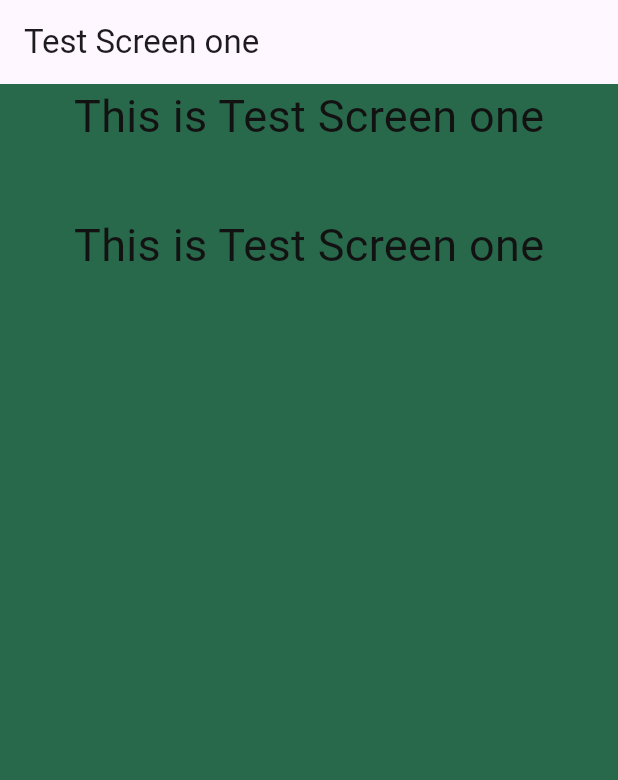
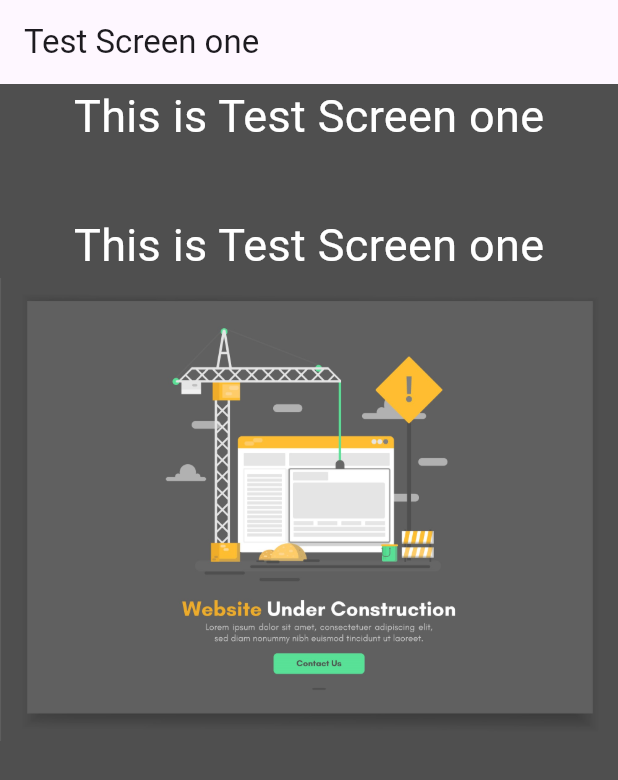
Before and after one commit to Siamoo/znoona_game_app, a Flutter app: the screen it shows after launch, on a phone screen of 412 x 824 dp. Shown: the top 780 px of the screen. Run offline on Flutter 3.47's test engine with Material 3 defaults, Android fonts, the phone set to English and light mode, and no system bars; our stand-ins replace connectivity_plus, flutter_dotenv, flutter_screenutil, google_fonts; Roboto replaces fonts that are missing (Beiruti).

Commit message:
Add dark & light images using ThemeExtension

```diff
--- a/lib/core/common/screens/page_under_build_screen.dart
+++ b/lib/core/common/screens/page_under_build_screen.dart
@@ -12,7 +12,7 @@ class PageUnderBuildScreen extends StatelessWidget {
         constraints: const BoxConstraints.expand(),
         decoration: const BoxDecoration(
           image: DecorationImage(
-            image: AssetImage(AppImages.pageUnderBuild),
+            image: AssetImage(AppImages.darkUnderBuild),
             fit: BoxFit.fill,
           ),
         ),
--- a/lib/core/helpers/app_colors.dart
+++ b/lib/core/helpers/znoona_colors.dart
@@ -1,7 +1,7 @@
 import 'package:flutter/material.dart';
 import 'package:znoona_game_app/core/style/theme/color_extension.dart';
 
-class AppColors {
+class ZnoonaColors {
   static MyColors of(BuildContext context) {
     return Theme.of(context).extension<MyColors>()!;
   }
--- /dev/null
+++ b/lib/core/helpers/znoona_images.dart
@@ -0,0 +1,13 @@
+import 'package:flutter/material.dart';
+import 'package:znoona_game_app/core/style/theme/image_extension.dart';
+
+class ZnoonaImages {
+  static MyImages of(BuildContext context) {
+    return Theme.of(context).extension<MyImages>()!;
+  }
+
+  static String underBuild(BuildContext context) {
+    return of(context).underBuildImage;
+  }
+
+}
--- a/lib/core/style/colors/dark_colors.dart
+++ b/lib/core/style/colors/dark_colors.dart
@@ -1,6 +1,6 @@
 import 'dart:ui';
 
 class DarkColors {
-  static const Color primaryColor = Color(0xFF121212);
-  static const Color secondaryColor = Color.fromARGB(255, 41, 105, 75);
+  static const Color primaryColor = Color(0xFFFFFFFF);
+  static const Color secondaryColor = Color(0xFF4F4F4F);
 }
--- a/lib/core/style/colors/light_colors.dart
+++ b/lib/core/style/colors/light_colors.dart
@@ -1,6 +1,6 @@
 import 'dart:ui';
 
 class LightColors {
-  static const Color primaryColor = Color(0xFFE6E6E6);
-  static const Color secondaryColor = Color.fromARGB(255, 172, 225, 207);
+  static const Color primaryColor = Color(0xFF0D0D0D);
+  static const Color secondaryColor = Color(0xFFFBFCFF);
 }
--- a/lib/core/style/images/app_images.dart
+++ b/lib/core/style/images/app_images.dart
@@ -1,4 +1,5 @@
 class AppImages {
   static const String noNetwork = 'assets/images/core/no_network.jpg';
-  static const String pageUnderBuild = 'assets/images/core/under_build.jpg';
+  static const String darkUnderBuild = 'assets/images/core/dark_under_build.jpg';
+  static const String lightUnderBuild = 'assets/images/core/light_under_build.jpg';
 }
--- a/lib/core/style/theme/app_theme.dart
+++ b/lib/core/style/theme/app_theme.dart
@@ -3,13 +3,14 @@ import 'package:google_fonts/google_fonts.dart';
 import 'package:znoona_game_app/core/style/colors/dark_colors.dart';
 import 'package:znoona_game_app/core/style/colors/light_colors.dart';
 import 'package:znoona_game_app/core/style/theme/color_extension.dart';
+import 'package:znoona_game_app/core/style/theme/image_extension.dart';
 
 ThemeData darkTheme() {
   return ThemeData(
-
     scaffoldBackgroundColor: DarkColors.secondaryColor,
-     extensions: <ThemeExtension<dynamic>>{
+    extensions: <ThemeExtension<dynamic>>{
       MyColors.dark,
+      MyImages.dark,
     },
     textTheme: GoogleFonts.beirutiTextTheme(),
   );
@@ -17,10 +18,10 @@ ThemeData darkTheme() {
 
 ThemeData lightTheme() {
   return ThemeData(
-
     scaffoldBackgroundColor: LightColors.secondaryColor,
     extensions: <ThemeExtension<dynamic>>{
       MyColors.light,
+      MyImages.light,
     },
     textTheme: GoogleFonts.beirutiTextTheme(),
   );
--- /dev/null
+++ b/lib/core/style/theme/image_extension.dart
@@ -0,0 +1,36 @@
+import 'package:flutter/material.dart';
+import 'package:znoona_game_app/core/style/images/app_images.dart';
+
+class MyImages extends ThemeExtension<MyImages> {
+  MyImages({
+    required this.underBuildImage,
+  });
+
+  final String underBuildImage;
+  @override
+  ThemeExtension<MyImages> copyWith() {
+    return MyImages(
+      underBuildImage: underBuildImage,
+    );
+  }
+
+  @override
+  ThemeExtension<MyImages> lerp(
+    covariant ThemeExtension<MyImages>? other,
+    double t,
+  ) {
+    if (other is! MyImages) {
+      return this;
+    }
+    return MyImages(
+      underBuildImage:  underBuildImage,
+    );
+  }
+
+  static MyImages dark = MyImages(
+    underBuildImage: AppImages.darkUnderBuild,
+  );
+  static MyImages light = MyImages(
+    underBuildImage: AppImages.lightUnderBuild,
+  );
+}
--- a/lib/test_screen_one.dart
+++ b/lib/test_screen_one.dart
@@ -1,5 +1,6 @@
 import 'package:flutter/material.dart';
-import 'package:znoona_game_app/core/helpers/app_colors.dart';
+import 'package:znoona_game_app/core/helpers/znoona_colors.dart';
+import 'package:znoona_game_app/core/helpers/znoona_images.dart';
 
 class TestScreenOne extends StatelessWidget {
   const TestScreenOne({super.key});
@@ -15,19 +16,26 @@ class TestScreenOne extends StatelessWidget {
           children: [
             Text(
               'This is Test Screen one',
-              style: TextStyle(fontSize: 30, color: AppColors.primary(context)),
+              style: TextStyle(
+                fontSize: 30,
+                color: ZnoonaColors.primary(context),
+              ),
             ),
             Text(
               'This is Test Screen one',
               style: TextStyle(
                 fontSize: 30,
-                color: AppColors.secondary(context),
+                color: ZnoonaColors.secondary(context),
               ),
             ),
             Text(
               'This is Test Screen one',
-              style: TextStyle(fontSize: 30, color: AppColors.primary(context)),
+              style: TextStyle(
+                fontSize: 30,
+                color: ZnoonaColors.primary(context),
+              ),
             ),
+            Image.asset(ZnoonaImages.underBuild(context))
           ],
         ),
       ),
```
Also changed, not shown: assets/images/core/dark_under_build.jpg (added), assets/images/core/light_under_build.jpg (added), assets/images/core/under_build.jpg (deleted).
